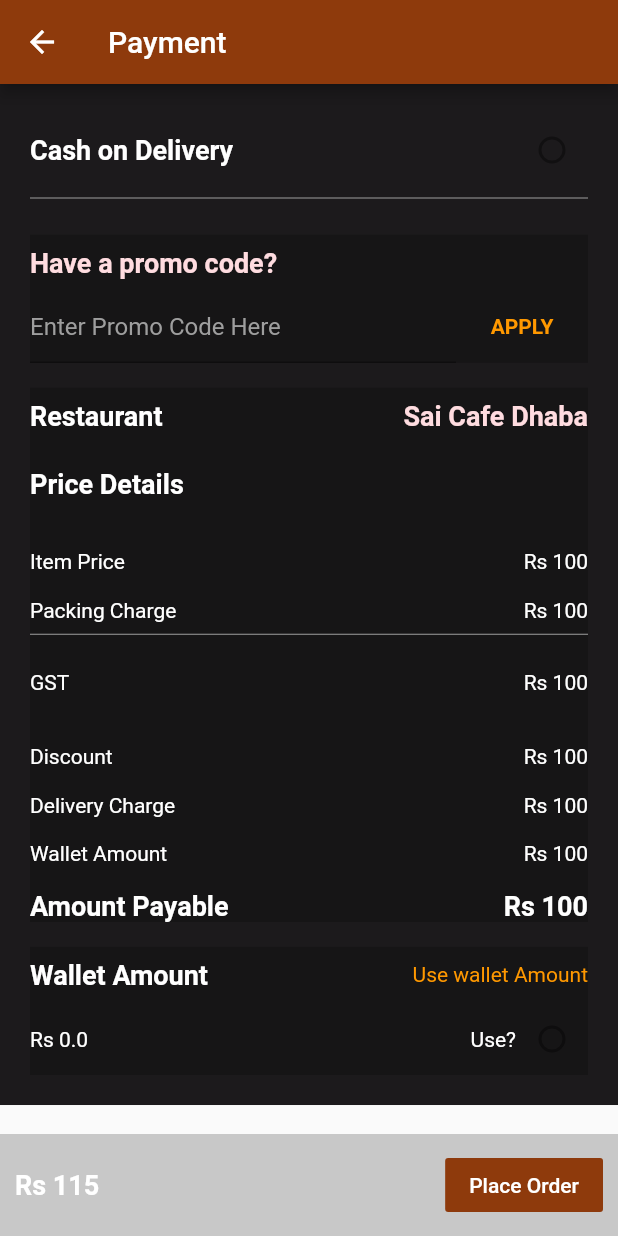
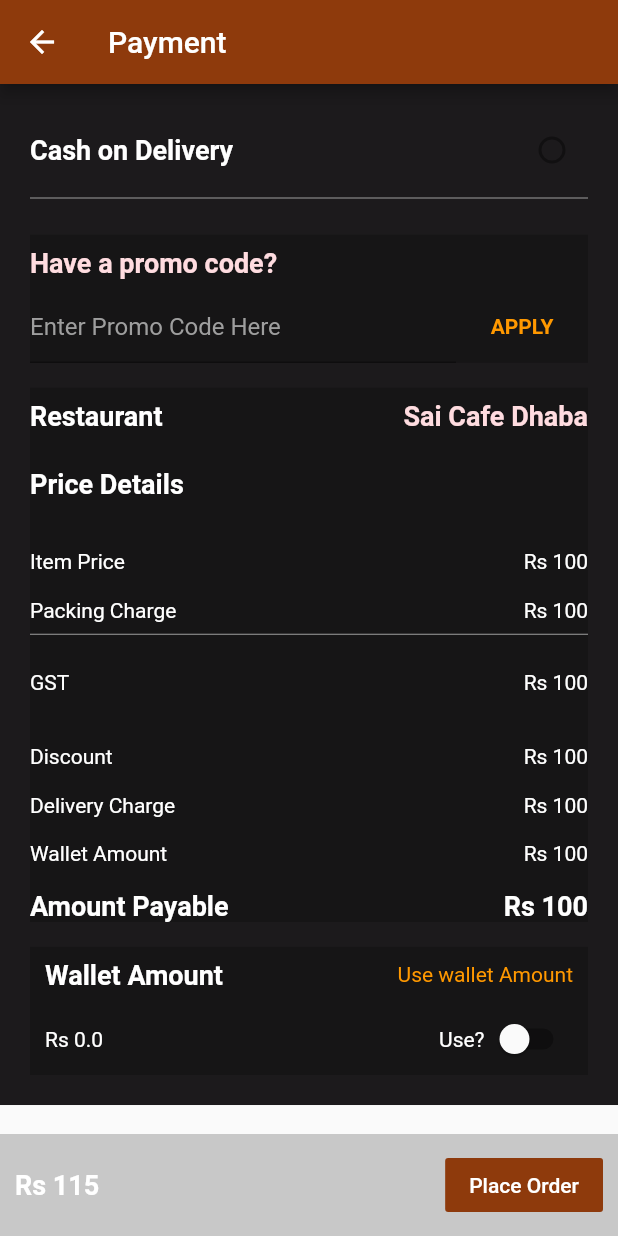
Before and after one commit to hrithikm2/bottomSheetHappens, a Flutter app: the OrderDetails screen opened directly, on a phone screen of 412 x 824 dp. Run offline on Flutter 3.47's test engine with Material 2 defaults, Android fonts, the phone set to English and light mode, and no system bars; our stand-ins replace flutter_switch.

```diff
--- a/lib/orderDetails.dart
+++ b/lib/orderDetails.dart
@@ -1,5 +1,7 @@
+import 'package:flutter/cupertino.dart';
 import 'package:flutter/material.dart';
 import 'package:flutter/rendering.dart';
+import 'package:flutter_switch/flutter_switch.dart';
 
 class OrderDetails extends StatefulWidget {
   @override
@@ -11,6 +13,7 @@ class _OrderDetailsState extends State<OrderDetails> {
  String _itemPrice = 'Rs 100';
   @override
   Widget build(BuildContext context) {
+    bool switchState = false;
     return Scaffold(
       resizeToAvoidBottomInset: true,
       appBar: AppBar(
@@ -211,6 +214,7 @@ class _OrderDetailsState extends State<OrderDetails> {
                     ),
                     SizedBox(height: MediaQuery.of(context).size.height * 0.02),
                     Container(
+                      padding: EdgeInsets.only(left:10,right:10),
                         width: double.infinity,
                         color: Colors.black.withOpacity(0.2),
                         child: Column(
@@ -234,21 +238,28 @@ class _OrderDetailsState extends State<OrderDetails> {
                             Row(
                               mainAxisAlignment: MainAxisAlignment.spaceBetween,
                               children: [
-                                Text('Rs 0.0',style: TextStyle(
-                                    color: Colors.white,
-                                )),
+                                Expanded(
+                                  flex: 2,
+                                  child: Text('Rs 0.0',style: TextStyle(
+                                      color: Colors.white,
+                                  )),
+                                ),
                                 Row(
                                   mainAxisAlignment: MainAxisAlignment.spaceBetween,
                                   children: [
                                     Text('Use?',style: TextStyle(
                                       color: Colors.white,
                                     )),
-                                    Radio(
-                                      focusColor: Colors.white,
-                                      value: 'value',
-                                      toggleable: true,
-                                    )
                                   ],
+                                ),
+                                Switch(
+                                  value: switchState,
+                                  onChanged: (bool value) {
+                                    setState(() {
+                                      switchState = value;
+                                    });
+                                    print(value);
+                                  },
                                 ),
                               ],
                             ),
--- a/pubspec.yaml
+++ b/pubspec.yaml
@@ -24,7 +24,7 @@ dependencies:
   flutter:
     sdk: flutter
   velocity_x:
-
+  flutter_switch:
 
   # The following adds the Cupertino Icons font to your application.
   # Use with the CupertinoIcons class for iOS style icons.
```
Also changed, not shown: pubspec.lock.
